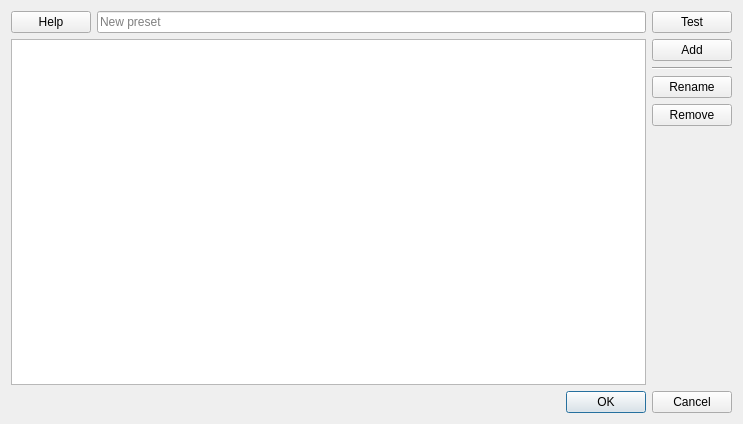
The window that app/sort_ui/sortingpresets.ui (olegantonyan/mpz) describes before a commit, drawn with Qt 5.
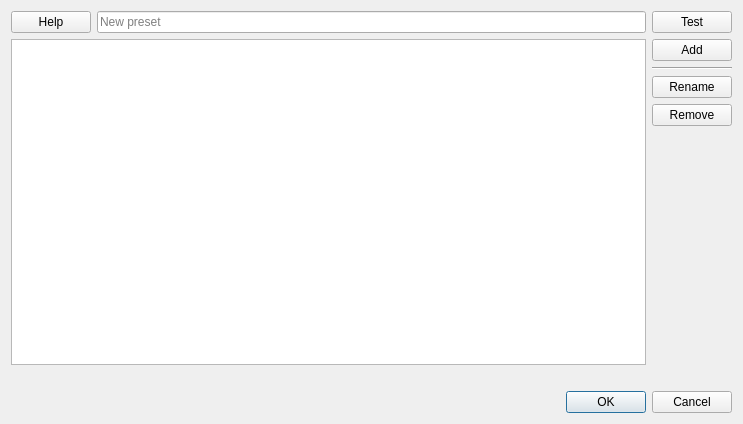
The same window after the commit.

Commit message: add default sorting view to presets

```diff
--- a/app/sort_ui/sortingpresets.ui
+++ b/app/sort_ui/sortingpresets.ui
@@ -91,6 +91,13 @@
      </item>
     </layout>
    </item>
+   <item>
+    <widget class="QLabel" name="labelDefault">
+     <property name="text">
+      <string/>
+     </property>
+    </widget>
+   </item>
    <item>
     <widget class="QDialogButtonBox" name="buttonBox">
      <property name="orientation">
```
The commit also changes 3 other files.
